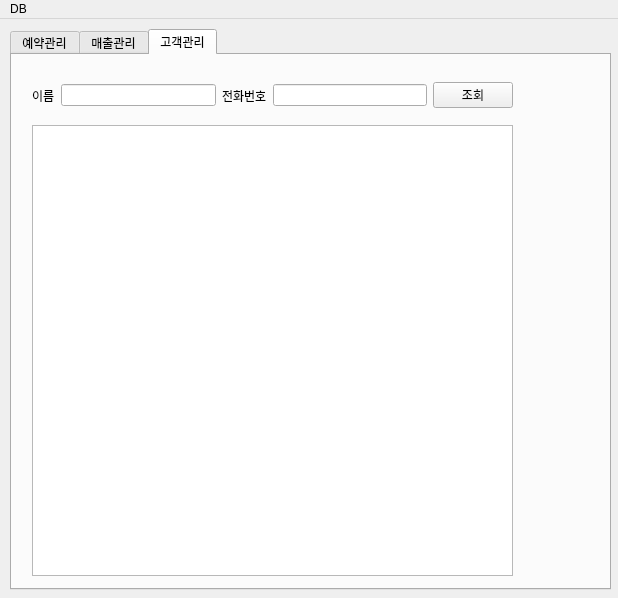
Old version of the form SereneU/SereneU.ui in the repository rgvefc1/SereneU_window.
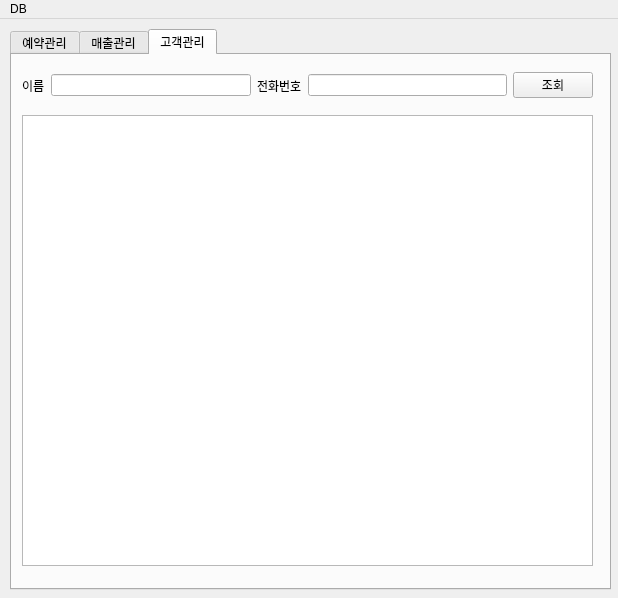
New version of the form. The open tabs and pages were chosen to show the change.

Diff of the .ui file:
```diff
--- a/SereneU/SereneU.ui
+++ b/SereneU/SereneU.ui
@@ -117,9 +117,9 @@
      <widget class="QWidget" name="horizontalLayoutWidget">
       <property name="geometry">
        <rect>
-        <x>20</x>
-        <y>20</y>
-        <width>481</width>
+        <x>10</x>
+        <y>10</y>
+        <width>571</width>
         <height>41</height>
        </rect>
       </property>
@@ -156,9 +156,9 @@
      <widget class="QTableView" name="customerView">
       <property name="geometry">
        <rect>
-        <x>20</x>
-        <y>70</y>
-        <width>481</width>
+        <x>10</x>
+        <y>60</y>
+        <width>571</width>
         <height>451</height>
        </rect>
       </property>
```
